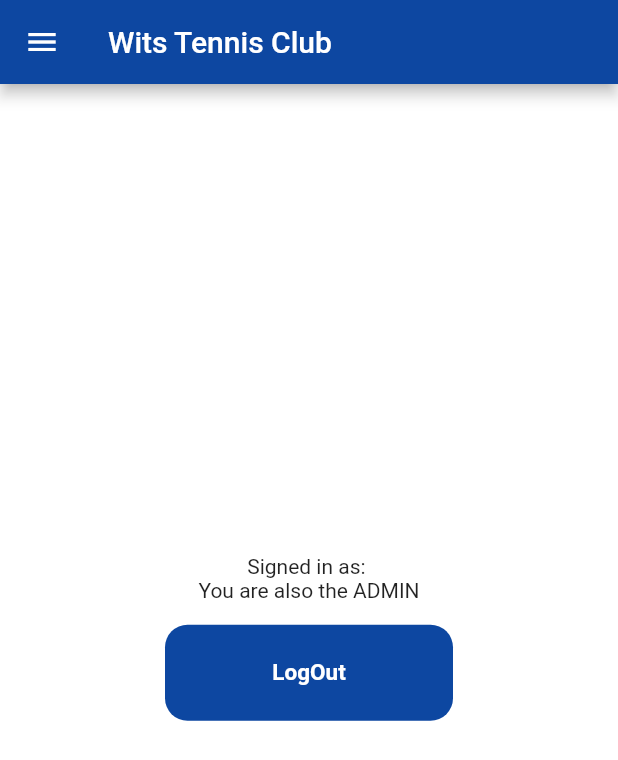
After one commit to MotheoTee/wits_tennis_club, a Flutter app: the Admin_Home screen opened by its route, in the side drawer, after a tap on "LogOut", on a phone screen of 412 x 824 dp. The commit adds this screen. Shown: the top 760 px of the screen. Run offline on Flutter 3.47's test engine with Material 2 defaults, Android fonts, the light colour scheme and no system bars; our stand-ins replace firebase_auth, firebase_core; accounts and stored records are empty; network calls fail.

```diff
--- /dev/null
+++ b/lib/admin_pages/admin_home.dart
@@ -0,0 +1,220 @@
+import 'package:firebase_auth/firebase_auth.dart';
+import 'package:flutter/material.dart';
+import 'package:wits_tennis_club/pages/splash_screen.dart';
+
+import '../components/my_drawer_header.dart';
+
+class Admin_Home extends StatefulWidget {
+  const Admin_Home({Key? key}) : super(key: key);
+
+  @override
+  State<Admin_Home> createState() => _Admin_HomeState();
+}
+
+class _Admin_HomeState extends State<Admin_Home> {
+
+  final user = FirebaseAuth.instance.currentUser!;
+
+  var currentPage = DrawerSections.homepage;
+
+  Future logOut() async{
+    await FirebaseAuth.instance.signOut().then((value) =>
+        Navigator.push(context,
+            MaterialPageRoute(builder: (context) =>
+                SplashScreen())).onError((error, stackTrace) =>
+            print("Error ${error.toString()}")));
+    Navigator.pop(context);
+    print("Signed Out Successfully");
+  }
+
+  @override
+  Widget build(BuildContext context) {
+    return Scaffold(
+      backgroundColor: Colors.white,
+      appBar: AppBar(
+        backgroundColor: Colors.blue.shade900,
+        title: Text("Wits Tennis Club"),
+      ),
+      drawer: Drawer(
+        child: SingleChildScrollView(
+          child: Container(
+            child: Column(
+              children: [
+                MyHeaderDrawer(),
+                MyDrawerList(),
+              ],
+            ),
+          ),
+        ),
+      ),
+      body:SafeArea(
+          child: Center(
+            child: SingleChildScrollView(
+              child: Column(
+                mainAxisAlignment: MainAxisAlignment.center,
+                children: [
+
+                  Text('Signed in as: ' + user.email!),
+                  Text("You are also the ADMIN"),
+
+                  const SizedBox(height: 15),
+
+
+                  //Reset button
+                  Padding(
+                    padding: const EdgeInsets.symmetric(horizontal: 110.0),
+                    child: GestureDetector(
+                      onTap: () {
+
+                      },
+                      child: Container(
+                        padding: const EdgeInsets.all(8),
+                        decoration: BoxDecoration(color: Colors.blue[900],
+                            borderRadius: BorderRadius.circular(15)
+                        ),
+                        child: Center(
+                            child: MaterialButton(
+                              onPressed: () {
+                                logOut();
+                              },
+                              child: const Text(
+                                'LogOut',
+                                style: TextStyle(color: Colors.white,
+                                    fontWeight: FontWeight.bold,
+                                    fontSize: 15
+                                ),
+                              ),
+                            )),
+                      ),
+                    ),
+                  ),
+                  const SizedBox(height: 30),
+                ],
+              ),
+            ),
+          )
+      ) ,
+    );
+  }
+  Widget MyDrawerList(){
+    return Container(
+      padding: const EdgeInsets.only(top: 15,),
+      child: Column(
+        children: [
+          menuItem(1, "HomePage", Icons.home,
+              currentPage == DrawerSections.homepage? true : false),
+          menuItem(2, "Announcements", Icons.announcement,
+              currentPage == DrawerSections.announcements? true : false),
+          menuItem(3, "On Campus", Icons.group,
+              currentPage == DrawerSections.oncampus? true : false),
+          menuItem(4, "Off Campus", Icons.group_off_outlined,
+              currentPage == DrawerSections.offcampus? true : false),
+          menuItem(5, "View Players", Icons.people,
+              currentPage == DrawerSections.viewplayers? true : false),
+          menuItem(6, "Settings", Icons.settings,
+              currentPage == DrawerSections.settings? true : false),
+
+          const Divider(color: Colors.blue,),
+
+          menuItem(7, "Contact Us", Icons.people_alt_outlined,
+              currentPage == DrawerSections.contacts? true : false),
+          menuItem(8, "Privacy Policy", Icons.privacy_tip_outlined,
+              currentPage == DrawerSections.privacy_policy? true : false),
+          menuItem(9, "LogOut", Icons.logout,
+              currentPage == DrawerSections.logout? true : false),
+        ],
+      ),
+    );
+  }
+  Widget menuItem(int id, String title, IconData icon, bool selected){
+    return Material(
+      color: selected ? Colors.blue[100] : Colors.transparent,
+      child: InkWell(
+        onTap: (){
+          Navigator.pop(context);
+          setState(() {
+            if(id ==1){
+              currentPage = DrawerSections.homepage;
+            }
+            else if(id ==2){
+              currentPage = DrawerSections.announcements;
+            }
+            else if(id ==3){
+              currentPage = DrawerSections.oncampus;
+            }
+            else if(id ==4){
+              currentPage = DrawerSections.offcampus;
+            }
+            else if(id ==5){
+              currentPage = DrawerSections.viewplayers;
+            }
+            else if(id ==6){
+              currentPage = DrawerSections.settings;
+            }
+            else if(id ==7){
+              currentPage = DrawerSections.contacts;
+            }
+            else if(id ==8){
+              currentPage = DrawerSections.privacy_policy;
+            }
+            else{
+              currentPage = DrawerSections.logout;
+              logOut();
+            }
+          });
+        },
+        child: Padding(
+          padding: const EdgeInsets.all(15.0),
+          child: Row(
+            children: [
+              Expanded(
+                child: Icon(
+                  icon,
+                  size : 20,
+                  color: Colors.grey[700],),
+              ),
+              Expanded(
+                flex: 3,
+                child: Text(
+                  title,
+                  style: TextStyle(
+                    color: Colors.blue[900],
+                    fontSize: 16,),),)
+            ],
+          ),
+        ),
+      ),
+    );
+  }
+}
+enum DrawerSections{
+  homepage,
+  announcements,
+  oncampus,
+  offcampus,
+  viewplayers,
+  settings,
+  contacts,
+  privacy_policy,
+  logout
+}
+
+/*Scaffold(
+      body: Center(
+        child: ElevatedButton(onPressed: () {
+          FirebaseAuth.instance.signOut().then((value) =>
+              Navigator.push(context,
+              MaterialPageRoute(builder: (context) =>
+                  Sign_In())).onError((error, stackTrace) =>
+                  print("Error ${error.toString()}")));
+              print("Signed Out Successfully");
+        },child: const Center(
+            child: Text(
+              'LogOut',
+              style: TextStyle(color: Colors.white,
+                  fontWeight: FontWeight.bold,
+                  fontSize: 15
+              ),
+            )),),
+      ),
+    );*/
--- a/lib/admin_pages/admin_sign_in.dart
+++ b/lib/admin_pages/admin_sign_in.dart
@@ -29,7 +29,7 @@ class _AdminSign_InState extends State<AdminSign_In> {
       ).then((value) =>
       //Navigator.canPop(context) ? Navigator.pop(context) : null);
       print("Signed In Successfully"));
-      Navigator.pushNamed(context, '/playerHome');
+      Navigator.pushNamed(context, '/adminHome');
     } on FirebaseAuthException catch (e) {
       Navigator.of(context).pop();
       print('e');
@@ -61,6 +61,14 @@ class _AdminSign_InState extends State<AdminSign_In> {
               child: Column(
                 mainAxisAlignment: MainAxisAlignment.center,
                 children: [
+                  Text('STAFF',
+                    style: TextStyle(
+                      fontWeight: FontWeight.bold,
+                      fontSize: 27,
+                      color: Colors.blue.shade900,
+                      decoration: TextDecoration.underline,
+                    ),
+                  ),
                   Divider(color: Colors.blue[900],),
                   const SizedBox(height: 50),
                   //Wits logo
--- a/lib/main.dart
+++ b/lib/main.dart
@@ -6,6 +6,7 @@ import 'package:wits_tennis_club/pages/player_home.dart';
 import 'package:wits_tennis_club/pages/sign_in.dart';
 import 'package:wits_tennis_club/pages/splash_screen.dart';
 
+import 'admin_pages/admin_home.dart';
 import 'admin_pages/admin_sign_in.dart';
 
 void main() async {
@@ -39,8 +40,9 @@ class _MyAppState extends State<MyApp> {
       routes: {
         '/' : (context) => const SplashScreen(),
         '/sign_in' : (context) => user != null ? const Player_Home() : const Sign_In(),
-        '/adminsign_in' : (context) => user != null ? const Player_Home() : const AdminSign_In(),
+        '/adminsign_in' : (context) => user != null ? const Admin_Home() : const AdminSign_In(),
         '/playerHome' : (context) => const Player_Home(),
+        '/adminHome' : (context) => const Admin_Home(),
         '/forgotpassword' : (context) => const Forgot_Password(),
       },
     );
```
